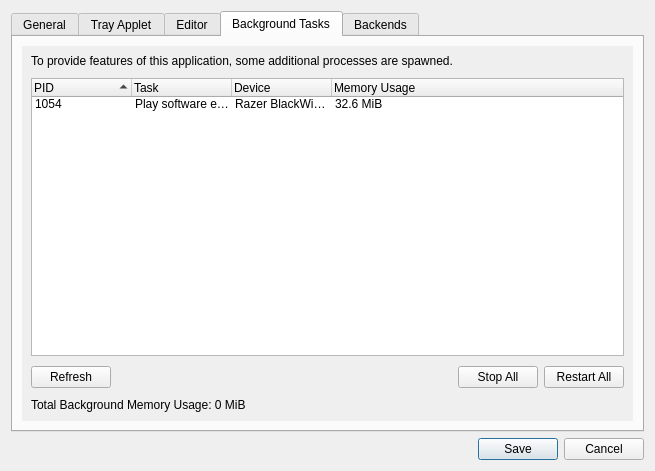
This is data/qt/preferences.ui in polychromatic/polychromatic as Qt 5 draws it before an edit. The edited form follows.
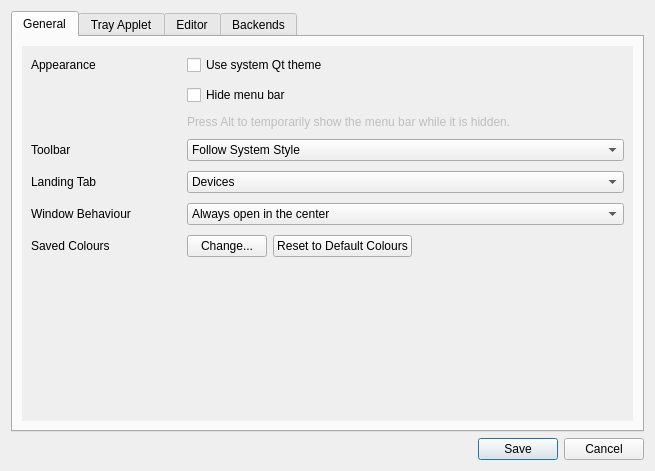
This is the edited form. The open tabs and pages were chosen to show the change. Icons and pictures are not drawn.

Commit message:
controller: Add Background Tasks viewer
Polychromatic is a multiprocessed application. This provides
transparency to this fact and may be useful for diagnosis (stop/restart)

A 'nice to have' in future is to show memory/CPU usage too, but as it's
a bit more involved, this can come in a future update.

```diff
--- a/data/qt/preferences.ui
+++ b/data/qt/preferences.ui
@@ -593,175 +593,6 @@
        </item>
       </layout>
      </widget>
-     <widget class="QWidget" name="tasks">
-      <attribute name="title">
-       <string>Background Tasks</string>
-      </attribute>
-      <layout class="QVBoxLayout" name="verticalLayout_5">
-       <item>
-        <widget class="QScrollArea" name="TasksScrollArea">
-         <property name="frameShape">
-          <enum>QFrame::NoFrame</enum>
-         </property>
-         <property name="frameShadow">
-          <enum>QFrame::Plain</enum>
-         </property>
-         <property name="widgetResizable">
-          <bool>true</bool>
-         </property>
-         <widget class="QWidget" name="TasksContents">
-          <property name="geometry">
-           <rect>
-            <x>0</x>
-            <y>0</y>
-            <width>623</width>
-            <height>370</height>
-           </rect>
-          </property>
-          <layout class="QVBoxLayout" name="verticalLayout_7">
-           <property name="spacing">
-            <number>10</number>
-           </property>
-           <property name="topMargin">
-            <number>8</number>
-           </property>
-           <item>
-            <widget class="QLabel" name="StatusLabel">
-             <property name="minimumSize">
-              <size>
-               <width>150</width>
-               <height>0</height>
-              </size>
-             </property>
-             <property name="text">
-              <string extracomment="Information text in the Preferences' Background Tasks tab">To provide features of this application, some additional processes are spawned.</string>
-             </property>
-            </widget>
-           </item>
-           <item>
-            <widget class="QTreeWidget" name="TasksTree">
-             <property name="editTriggers">
-              <set>QAbstractItemView::NoEditTriggers</set>
-             </property>
-             <property name="rootIsDecorated">
-              <bool>false</bool>
-             </property>
-             <property name="sortingEnabled">
-              <bool>true</bool>
-             </property>
-             <column>
-              <property name="text">
-               <string notr="true">PID</string>
-              </property>
-             </column>
-             <column>
-              <property name="text">
-               <string extracomment="Column header in Preferences for Background Tasks">Task</string>
-              </property>
-             </column>
-             <column>
-              <property name="text">
-               <string extracomment="Column header in Preferences for Background Tasks">Device</string>
-              </property>
-             </column>
-             <column>
-              <property name="text">
-               <string extracomment="Column header in Preferences for Background Tasks">Memory Usage</string>
-              </property>
-             </column>
-             <item>
-              <property name="text">
-               <string notr="true">1054</string>
-              </property>
-              <property name="text">
-               <string notr="true">Play software effect &quot;Untitled 1&quot;</string>
-              </property>
-              <property name="text">
-               <string notr="true">Razer BlackWidow Chroma</string>
-              </property>
-              <property name="text">
-               <string notr="true">32.6 MiB</string>
-              </property>
-             </item>
-            </widget>
-           </item>
-           <item>
-            <widget class="QWidget" name="TasksButtons" native="true">
-             <layout class="QHBoxLayout" name="horizontalLayout_2">
-              <property name="leftMargin">
-               <number>0</number>
-              </property>
-              <property name="topMargin">
-               <number>0</number>
-              </property>
-              <property name="rightMargin">
-               <number>0</number>
-              </property>
-              <property name="bottomMargin">
-               <number>0</number>
-              </property>
-              <item>
-               <widget class="QPushButton" name="TasksRefresh">
-                <property name="text">
-                 <string>Refresh</string>
-                </property>
-                <property name="icon">
-                 <iconset theme="view-refresh">
-                  <normaloff>.</normaloff>.</iconset>
-                </property>
-               </widget>
-              </item>
-              <item>
-               <spacer name="horizontalSpacer">
-                <property name="orientation">
-                 <enum>Qt::Horizontal</enum>
-                </property>
-                <property name="sizeHint" stdset="0">
-                 <size>
-                  <width>40</width>
-                  <height>20</height>
-                 </size>
-                </property>
-               </spacer>
-              </item>
-              <item>
-               <widget class="QPushButton" name="TasksStopAll">
-                <property name="text">
-                 <string extracomment="Button to stop all background tasks">Stop All</string>
-                </property>
-                <property name="icon">
-                 <iconset theme="process-stop">
-                  <normaloff>.</normaloff>.</iconset>
-                </property>
-               </widget>
-              </item>
-              <item>
-               <widget class="QPushButton" name="TasksReload">
-                <property name="text">
-                 <string extracomment="Button to restart all background tasks">Restart All</string>
-                </property>
-                <property name="icon">
-                 <iconset theme="system-reboot">
-                  <normaloff>.</normaloff>.</iconset>
-                </property>
-               </widget>
-              </item>
-             </layout>
-            </widget>
-           </item>
-           <item>
-            <widget class="QLabel" name="TasksMemoryCount">
-             <property name="text">
-              <string>Total Background Memory Usage: 0 MiB</string>
-             </property>
-            </widget>
-           </item>
-          </layout>
-         </widget>
-        </widget>
-       </item>
-      </layout>
-     </widget>
      <widget class="QWidget" name="backend">
       <attribute name="title">
        <string>Backends</string>
```
The commit also changes 6 other files.
